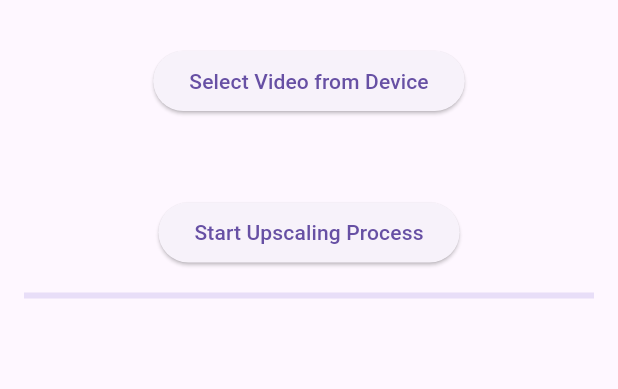
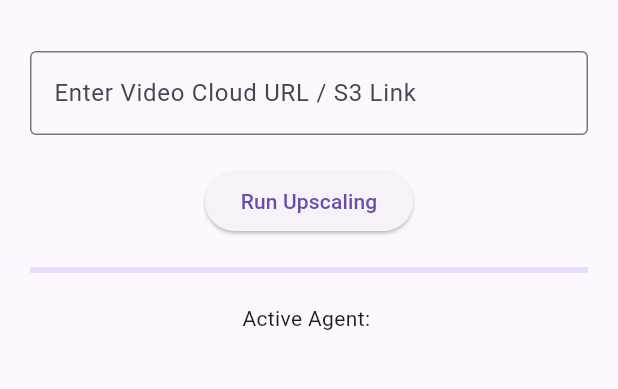
Before and after one commit to tarun225601-star/Tarun-app, a Flutter app: the screen it shows after launch, on a phone screen of 412 x 824 dp, the part 63-452 px from its top. Run offline on Flutter 3.47's test engine with Material 3 defaults, Android fonts, the phone set to English and light mode, and no system bars; statements that could not run were skipped.

Commit message:
Auto Agent: update main.dart

```diff
--- a/lib/main.dart
+++ b/lib/main.dart
@@ -1,6 +1,6 @@
 import 'package:flutter/material.dart';
-import 'package:shared_preferences/shared_preferences.dart';
-import 'package:file_picker/file_picker.dart';
+import 'package:http/http.dart' as http;
+import 'dart:convert';
 
 void main() {
   runApp(const MyApp());
@@ -11,9 +11,12 @@ class MyApp extends StatelessWidget {
 
   @override
   Widget build(BuildContext context) {
-    return const MaterialApp(
+    return MaterialApp(
       title: 'Vizia Global Studio',
-      home: MyHomePage(),
+      theme: ThemeData(
+        primarySwatch: Colors.blue,
+      ),
+      home: const MyHomePage(),
     );
   }
 }
@@ -28,16 +31,17 @@ class MyHomePage extends StatefulWidget {
 class _MyHomePageState extends State<MyHomePage> {
   final _groqApiKeyController = TextEditingController();
   final _aiVideoUpscaleApiKeyController = TextEditingController();
-  final _aiEnhancementApiKeyController = TextEditingController();
-  String _selectedFilePath = '';
-  double _progress = 0.0;
-  String _activeAgentStatus = '';
-  List<String> _logs = [];
+  final _aiEnhancementDenoisingApiKeyController = TextEditingController();
+  final _videoUrlController = TextEditingController();
+  String _activeAgent = '';
+  String _log = '';
+  double _progress = 0;
+  bool _isRunning = false;
 
   Future<void> _showSettingsDialog() async {
     await showDialog(
       context: context,
-      builder: (context) {
+      builder: (BuildContext context) {
         return AlertDialog(
           title: const Text('Settings'),
           content: Column(
@@ -50,7 +54,7 @@ class _MyHomePageState extends State<MyHomePage> {
                   border: OutlineInputBorder(),
                 ),
               ),
-              const SizedBox(height: 16),
+              const SizedBox(height: 10),
               TextField(
                 controller: _aiVideoUpscaleApiKeyController,
                 decoration: const InputDecoration(
@@ -58,9 +62,9 @@ class _MyHomePageState extends State<MyHomePage> {
                   border: OutlineInputBorder(),
                 ),
               ),
-              const SizedBox(height: 16),
+              const SizedBox(height: 10),
               TextField(
-                controller: _aiEnhancementApiKeyController,
+                controller: _aiEnhancementDenoisingApiKeyController,
                 decoration: const InputDecoration(
                   labelText: 'AI Enhancement & Denoising API Key',
                   border: OutlineInputBorder(),
@@ -70,18 +74,12 @@ class _MyHomePageState extends State<MyHomePage> {
           ),
           actions: [
             TextButton(
-              child: const Text('Cancel'),
-              onPressed: () {
-                Navigator.of(context).pop();
-              },
-            ),
-            TextButton(
               child: const Text('Save'),
               onPressed: () async {
                 final prefs = await SharedPreferences.getInstance();
-                await prefs.setString('groqApiKey', _groqApiKeyController.text);
-                await prefs.setString('aiVideoUpscaleApiKey', _aiVideoUpscaleApiKeyController.text);
-                await prefs.setString('aiEnhancementApiKey', _aiEnhancementApiKeyController.text);
+                prefs.setString('groqApiKey', _groqApiKeyController.text);
+                prefs.setString('aiVideoUpscaleApiKey', _aiVideoUpscaleApiKeyController.text);
+                prefs.setString('aiEnhancementDenoisingApiKey', _aiEnhancementDenoisingApiKeyController.text);
                 Navigator.of(context).pop();
               },
             ),
@@ -91,48 +89,50 @@ class _MyHomePageState extends State<MyHomePage> {
     );
   }
 
-  Future<void> _selectVideoFile() async {
-    final result = await FilePicker.platform.pickFiles(
-      type: FileType.custom,
-      allowedExtensions: ['mp4', 'mkv', 'mov', 'avi'],
-    );
-    if (result != null) {
-      setState(() {
-        _selectedFilePath = result.files.first.path!;
-      });
-    }
+  Future<void> _loadSettings() async {
+    final prefs = await SharedPreferences.getInstance();
+    _groqApiKeyController.text = prefs.getString('groqApiKey') ?? '';
+    _aiVideoUpscaleApiKeyController.text = prefs.getString('aiVideoUpscaleApiKey') ?? '';
+    _aiEnhancementDenoisingApiKeyController.text = prefs.getString('aiEnhancementDenoisingApiKey') ?? '';
   }
 
-  Future<void> _startUpscalingProcess() async {
-    final prefs = await SharedPreferences.getInstance();
-    final groqApiKey = prefs.getString('groqApiKey');
-    final aiVideoUpscaleApiKey = prefs.getString('aiVideoUpscaleApiKey');
-    final aiEnhancementApiKey = prefs.getString('aiEnhancementApiKey');
-
-    if (groqApiKey == null || aiVideoUpscaleApiKey == null || aiEnhancementApiKey == null) {
-      ScaffoldMessenger.of(context).showSnackBar(
-        const SnackBar(content: Text('Please configure API keys in settings')),
-      );
+  Future<void> _runUpscaling() async {
+    if (_groqApiKeyController.text.isEmpty ||
+        _aiVideoUpscaleApiKeyController.text.isEmpty ||
+        _aiEnhancementDenoisingApiKeyController.text.isEmpty) {
+      ScaffoldMessenger.of(context).showSnackBar(const SnackBar(content: Text('Please fill in all API keys')));
       return;
     }
-
+    if (_videoUrlController.text.isEmpty) {
+      ScaffoldMessenger.of(context).showSnackBar(const SnackBar(content: Text('Please enter a video URL')));
+      return;
+    }
     setState(() {
-      _progress = 0.0;
-      _activeAgentStatus = '';
-      _logs = [];
+      _isRunning = true;
+      _progress = 0;
+      _log = '';
     });
-
-    for (int i = 1; i <= 10; i++) {
+    for (int i = 0; i < 10; i++) {
       setState(() {
-        _activeAgentStatus = 'Agent $i is working on the video';
-        _logs.add('Agent $i started working on the video');
+        _activeAgent = 'Agent $i';
+        _log += 'Starting agent $i\n';
       });
       await Future.delayed(const Duration(milliseconds: 500));
       setState(() {
+        _log += 'Agent $i finished\n';
         _progress += 10;
-        _logs.add('Agent $i finished working on the video');
       });
     }
+    setState(() {
+      _isRunning = false;
+      _activeAgent = '';
+    });
+  }
+
+  @override
+  void initState() {
+    super.initState();
+    _loadSettings();
   }
 
   @override
@@ -148,33 +148,31 @@ class _MyHomePageState extends State<MyHomePage> {
         ],
       ),
       body: Padding(
-        padding: const EdgeInsets.all(16.0),
+        padding: const EdgeInsets.all(20.0),
         child: Column(
           children: [
+            TextField(
+              controller: _videoUrlController,
+              decoration: const InputDecoration(
+                labelText: 'Enter Video Cloud URL / S3 Link',
+                border: OutlineInputBorder(),
+              ),
+            ),
+            const SizedBox(height: 20),
             ElevatedButton(
-              onPressed: _selectVideoFile,
-              child: const Text('Select Video from Device'),
+              onPressed: _runUpscaling,
+              child: const Text('Run Upscaling'),
             ),
-            const SizedBox(height: 16),
-            Text(_selectedFilePath),
-            const SizedBox(height: 16),
-            ElevatedButton(
-              onPressed: _startUpscalingProcess,
-              child: const Text('Start Upscaling Process'),
-            ),
-            const SizedBox(height: 16),
+            const SizedBox(height: 20),
             LinearProgressIndicator(
               value: _progress / 100,
             ),
-            const SizedBox(height: 16),
-            Text(_activeAgentStatus),
-            const SizedBox(height: 16),
+            const SizedBox(height: 20),
+            Text('Active Agent: $_activeAgent'),
+            const SizedBox(height: 20),
             Expanded(
-              child: ListView.builder(
-                itemCount: _logs.length,
-                itemBuilder: (context, index) {
-                  return Text(_logs[index]);
-                },
+              child: SingleChildScrollView(
+                child: Text(_log),
               ),
             ),
           ],
```
